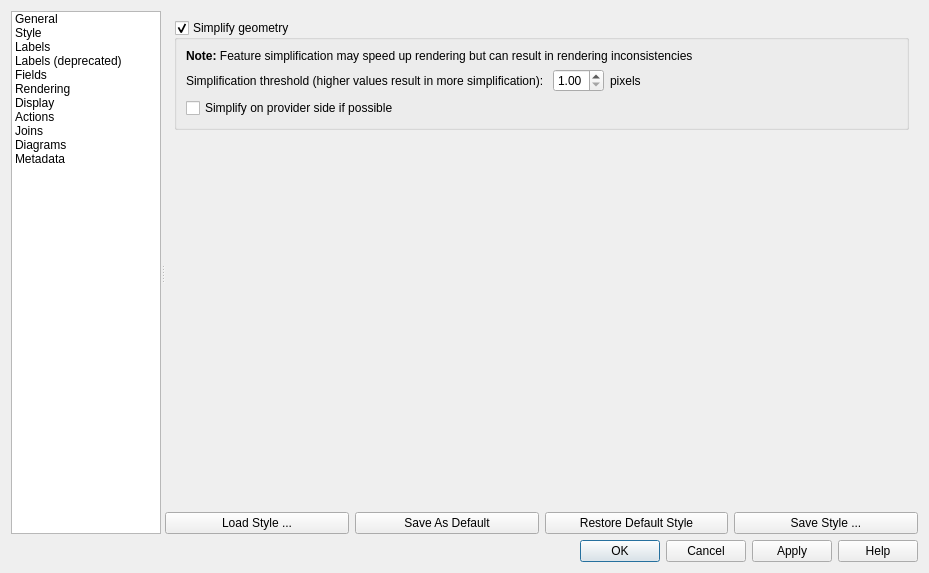
Qt form src/ui/qgsvectorlayerpropertiesbase.ui (carsmie/QGIS) before a commit.
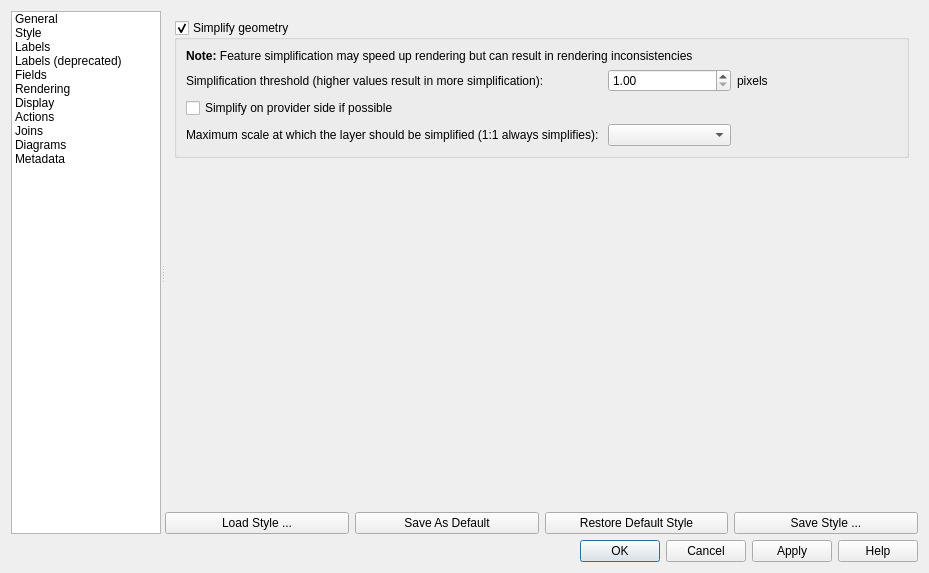
The same form after that commit. The open tabs and pages were chosen to show the change. Icons and pictures are not drawn. Custom widgets are drawn as their Qt base class.

Commit message: #8725R: add maximum scale at which the layer should be simplified

```diff
--- a/src/ui/qgsvectorlayerpropertiesbase.ui
+++ b/src/ui/qgsvectorlayerpropertiesbase.ui
@@ -958,6 +958,26 @@
                     </property>
                    </widget>
                   </item>
+                  <item row="3" column="1">
+                   <widget class="QLabel" name="mSimplifyMaxScaleLabel">
+                    <property name="text">
+                     <string>Maximum scale at which the layer should be simplified (1:1 always simplifies): </string>
+                    </property>
+                    <property name="margin">
+                     <number>2</number>
+                    </property>
+                   </widget>
+                  </item>
+                  <item row="3" column="2">
+                   <widget class="QgsScaleComboBox" name="mSimplifyMaximumScaleComboBox">
+                    <property name="sizePolicy">
+                     <sizepolicy hsizetype="Expanding" vsizetype="Fixed">
+                      <horstretch>0</horstretch>
+                      <verstretch>0</verstretch>
+                     </sizepolicy>
+                    </property>
+                   </widget>
+                  </item>
                  </layout>
                 </widget>
                </item>
```
The commit also changes 7 other files.
